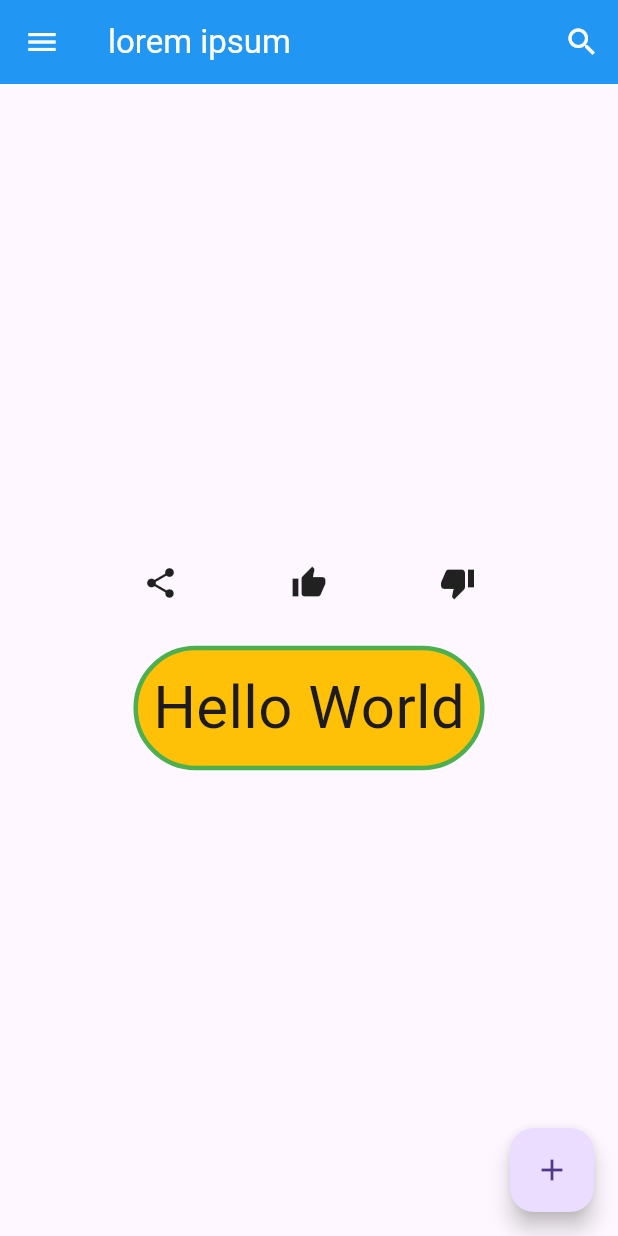
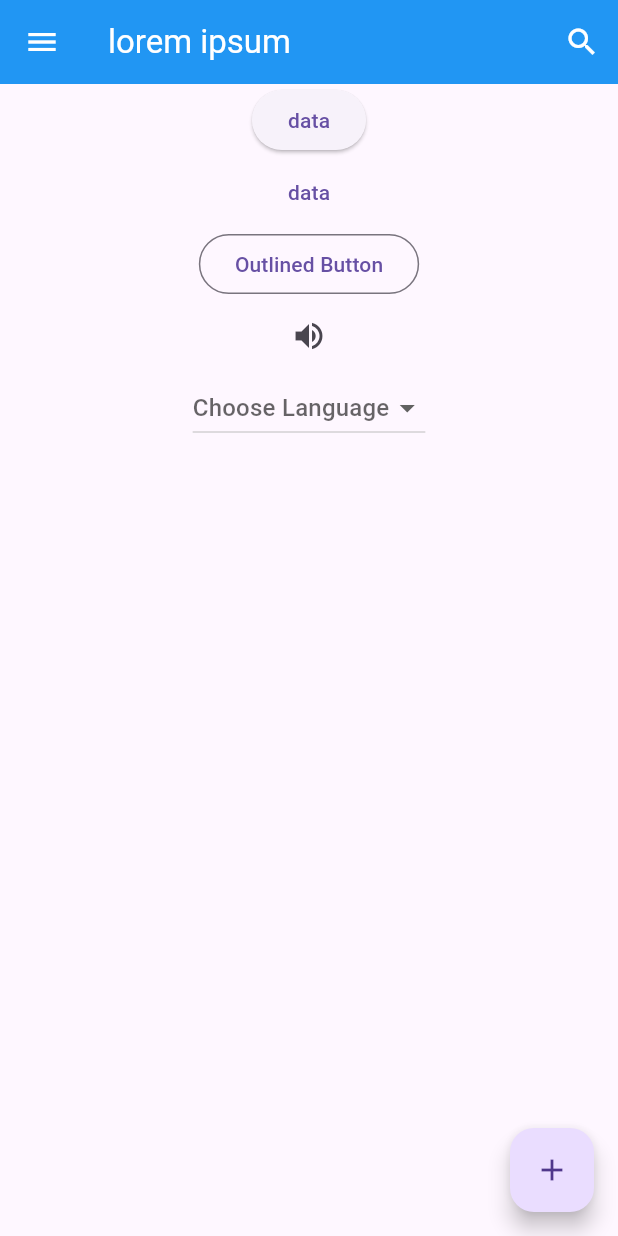
Before and after one commit to Anjasfedo/flutter_dicoding, a Flutter app: the screen it shows after launch, on a phone screen of 412 x 824 dp. Run offline on Flutter 3.47's test engine with Material 3 defaults, Android fonts, the phone set to English and light mode, and no system bars.

Commit message:
feat: button

```diff
--- a/lib/main.dart
+++ b/lib/main.dart
@@ -93,48 +93,31 @@ class FirstScreen extends StatelessWidget {
         ),
         body: Center(
           child: Column(
-            mainAxisAlignment: MainAxisAlignment.center,
             children: [
-              Container(
-                padding: const EdgeInsets.all(10),
-                margin: const EdgeInsets.all(10),
-
-                // color: Colors.blue,
-                child: const Row(
-                  mainAxisAlignment: MainAxisAlignment.spaceEvenly,
-                  children: [
-                    Icon(Icons.share),
-                    Icon(Icons.thumb_up),
-                    Icon(Icons.thumb_down),
-                  ],
+              ElevatedButton(
+                onPressed: () {},
+                child: const Text('data'),
+              ),
+              TextButton(
+                onPressed: () {},
+                child: const Text(
+                  'data',
                 ),
               ),
-              Container(
-                padding: const EdgeInsets.all(10),
-                margin: const EdgeInsets.all(10),
-                decoration: BoxDecoration(
-                  color: Colors.amber,
-                  // shape: BoxShape.circle,
-                  // boxShadow: const [
-                  //   BoxShadow(
-                  //     color: Colors.black,
-                  //     blurRadius: 10,
-                  //     spreadRadius: 5,
-                  //   )
-                  // ],
-                  border: Border.all(
-                    color: Colors.green,
-                    width: 3,
-                  ),
-                  borderRadius: BorderRadius.circular(50),
-                ),
-
-                // color: Colors.blue,
-                child: const Text(
-                  'Hello World',
-                  style: TextStyle(fontSize: 40),
-                ),
+              OutlinedButton(
+                child: const Text('Outlined Button'),
+                onPressed: () {
+                  // Aksi ketika button diklik
+                },
               ),
+              IconButton(
+                icon: const Icon(Icons.volume_up),
+                tooltip: 'Increase volume by 10',
+                onPressed: () {
+                  // Aksi ketika button diklik
+                },
+              ),
+              const DropDownButton()
             ],
           ),
         ),
@@ -145,3 +128,42 @@ class FirstScreen extends StatelessWidget {
             )));
   }
 }
+
+class DropDownButton extends StatefulWidget {
+  const DropDownButton({super.key});
+
+  @override
+  State<DropDownButton> createState() => DropDownStateButton();
+}
+
+class DropDownStateButton extends State<DropDownButton> {
+  String? language;
+
+  @override
+  Widget build(BuildContext context) {
+    return Container(
+      child: DropdownButton(
+          items: const [
+            DropdownMenuItem(
+              value: 'kotlin',
+              child: Text('Kotlin'),
+            ),
+            DropdownMenuItem(
+              value: 'dart',
+              child: Text('Dart'),
+            ),
+            DropdownMenuItem(
+              value: 'java',
+              child: Text('Java'),
+            ),
+          ],
+          value: language,
+          hint: const Text('Choose Language'),
+          onChanged: (String? value) {
+            setState(() {
+              language = value;
+            });
+          }),
+    );
+  }
+}
```
